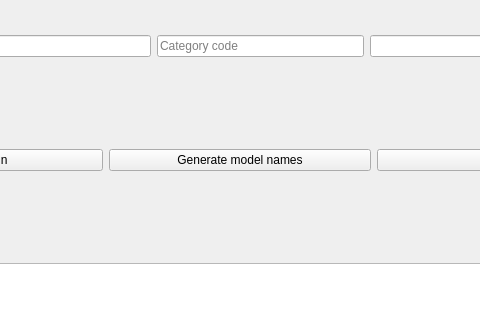
icingerpower/AmazonTemplate2, file gui/DialogExtractInfos.ui: the form before one commit; both pictures show x 169 to 649 and y 176 to 496 of the 1134 by 650 pixel window.
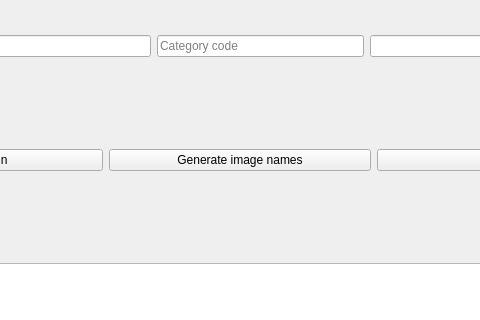
The form after the commit.

Diff of the .ui file:
```diff
--- a/gui/DialogExtractInfos.ui
+++ b/gui/DialogExtractInfos.ui
@@ -124,7 +124,7 @@
         <string>Generate the model names from the SKUs and copy them</string>
        </property>
        <property name="text">
-        <string>Generate model names</string>
+        <string>Generate image names</string>
        </property>
       </widget>
      </item>
@@ -154,6 +154,9 @@
      </item>
      <item>
       <spacer name="horizontalSpacer_2">
+       <property name="orientation">
+        <enum>Qt::Vertical</enum>
+       </property>
        <property name="sizeHint" stdset="0">
         <size>
          <width>40</width>
```
Left out of the diff: 13 changed lines with no effect on the pictures.
